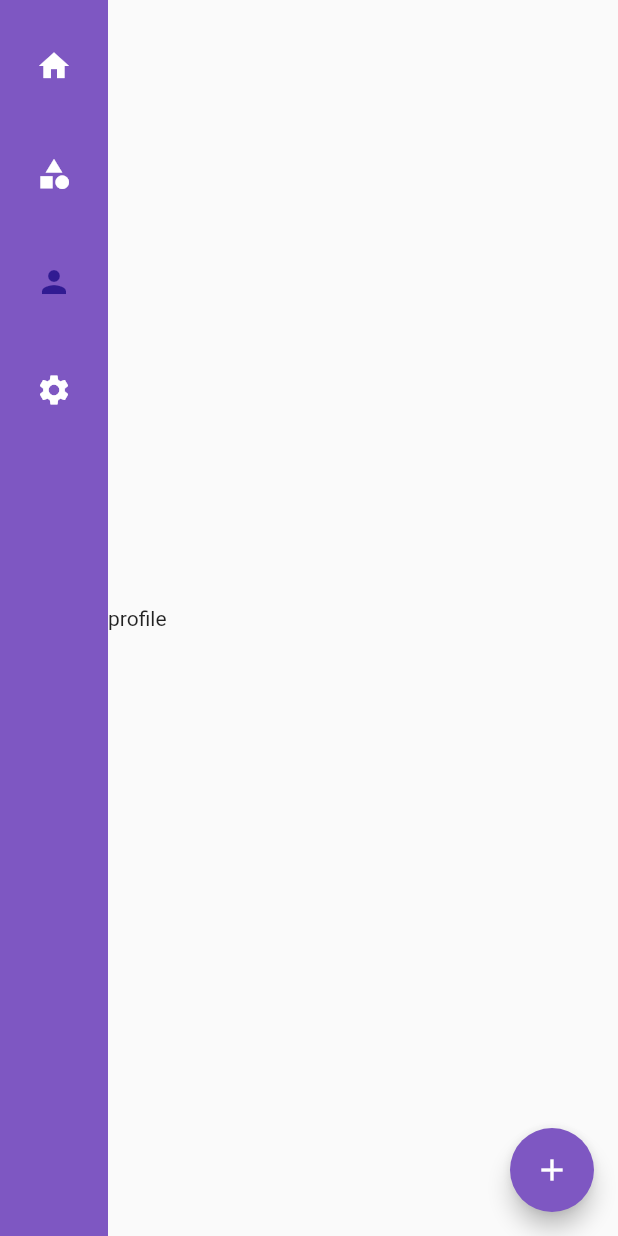
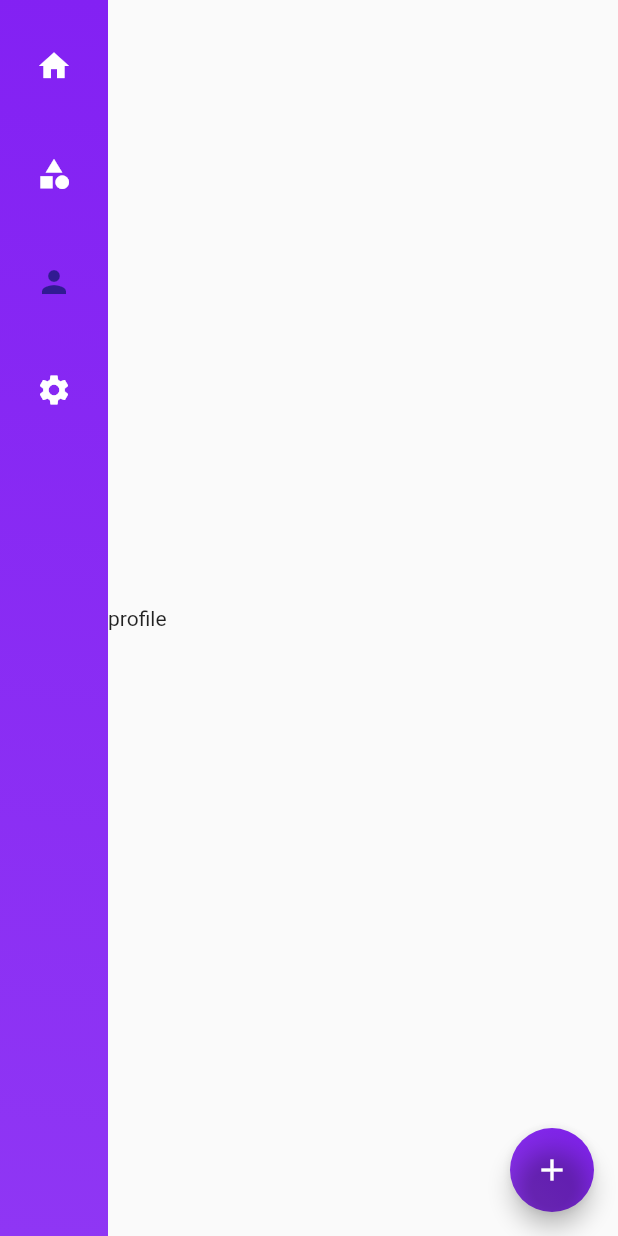
Before and after one commit to ziad500/complete-dashboard, a Flutter app: the screen it shows after launch, after a tap on "Category", after a tap on "Profile", on a phone screen of 412 x 824 dp. Run offline on Flutter 3.47's test engine with Material 2 defaults, Android fonts, the phone set to English and light mode, and no system bars; our stand-ins replace cloud_firestore, equatable, firebase_core, flutter_bloc, get_it; missing offline and left inert: cloud_firestore_platform_interface; accounts and stored records are empty; network calls fail.

Commit message:
gradient navigator

```diff
--- a/lib/features/dashboard_screen/presentation/screen/dashboard_screen.dart
+++ b/lib/features/dashboard_screen/presentation/screen/dashboard_screen.dart
@@ -27,12 +27,25 @@ class DashBoardMainScreen extends StatelessWidget {
     );
   }
 
-  Widget navigation(context) => NavigationRail(
+  Widget navigation(context) => Container(
+        decoration: const BoxDecoration(
+            gradient: LinearGradient(
+          begin: Alignment.topRight,
+          end: Alignment.bottomLeft,
+          colors: [
+            Color.fromARGB(255, 131, 33, 243),
+            Color.fromARGB(255, 143, 54, 244),
+          ],
+        )),
+        child: NavigationRail(
           onDestinationSelected: (value) {
-          BlocProvider.of<DashboardMainScreenCubit>(context).selectIndex(value);
+            BlocProvider.of<DashboardMainScreenCubit>(context)
+                .selectIndex(value);
           },
-        extended: BlocProvider.of<DashboardMainScreenCubit>(context).isExpanded,
-        backgroundColor: Colors.deepPurple.shade400,
+          extended:
+              BlocProvider.of<DashboardMainScreenCubit>(context).isExpanded,
+          backgroundColor: // LinearGradient(colors: colors),
+              Colors.transparent,
           unselectedIconTheme:
               const IconThemeData(color: Colors.white, opacity: 1),
           unselectedLabelTextStyle: const TextStyle(color: Colors.white),
@@ -50,17 +63,31 @@ class DashBoardMainScreen extends StatelessWidget {
           ],
           selectedIndex:
               BlocProvider.of<DashboardMainScreenCubit>(context).currentIndex,
+        ),
       );
 
-  Widget floatingActionButton(context) => FloatingActionButton(
+  Widget floatingActionButton(context) => Container(
+        decoration: BoxDecoration(
+            borderRadius: BorderRadius.circular(30),
+            gradient: const LinearGradient(
+              begin: Alignment.topRight,
+              end: Alignment.bottomLeft,
+              colors: [
+                Color.fromARGB(255, 131, 33, 243),
+                Color.fromARGB(255, 143, 54, 244),
+              ],
+            )),
+        child: FloatingActionButton(
           onPressed: () {
-          if (BlocProvider.of<DashboardMainScreenCubit>(context).currentIndex ==
+            if (BlocProvider.of<DashboardMainScreenCubit>(context)
+                    .currentIndex ==
                 1) {
               showAddProductAlert(context);
             }
           },
-        backgroundColor: Colors.deepPurple.shade400,
+          backgroundColor: Colors.transparent,
           child: const Icon(Icons.add),
+        ),
       );
 
   showAddProductAlert(context) {
```
Lines whose indentation alone changed are shown as unchanged.
